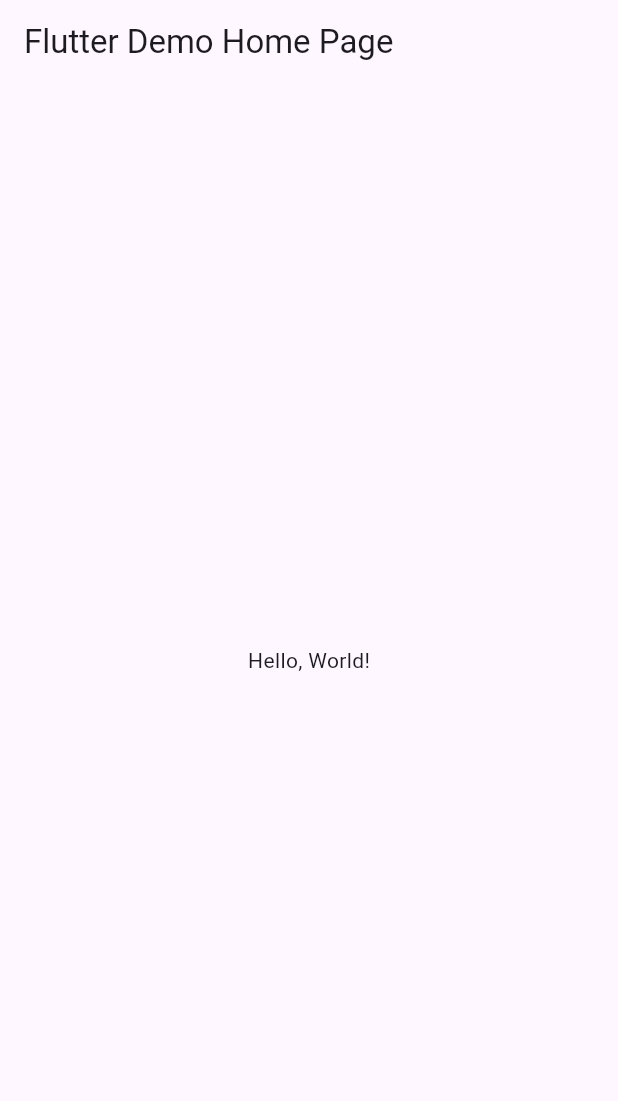
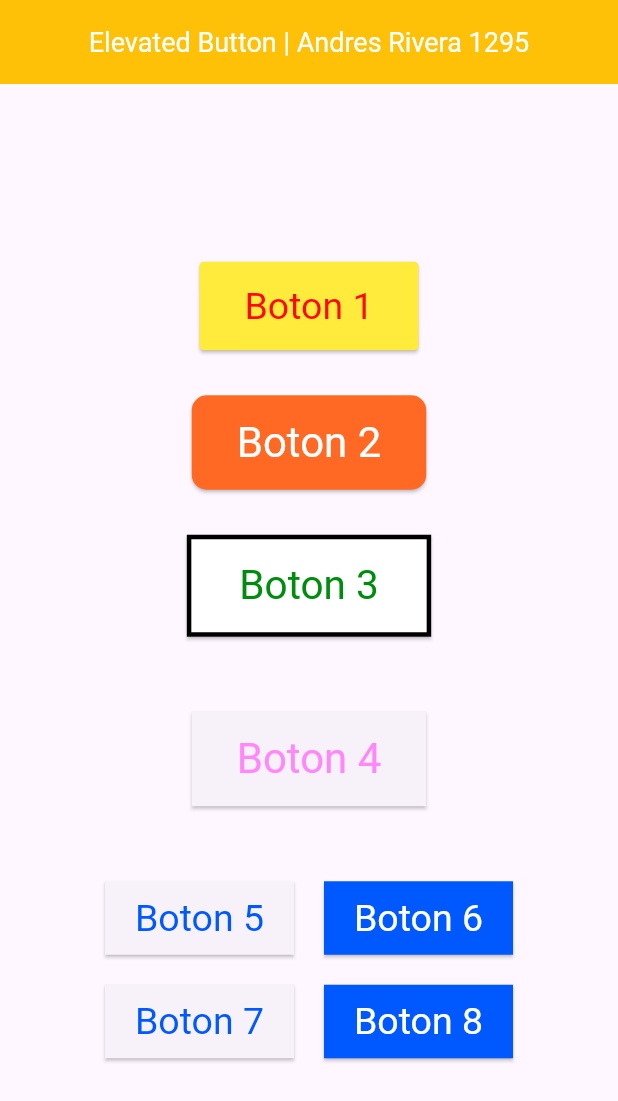
Before and after one commit to AndresRivera111/P11_ElevatedButtons, a Flutter app: the screen it shows after launch, on a phone screen of 412 x 824 dp. Shown: the top 1101 px of the screen. Run offline on Flutter 3.47's test engine with Material 3 defaults, Android fonts, the phone set to English and light mode, and no system bars.

Commit message:
P11 elevated button

```diff
--- a/lib/main.dart
+++ b/lib/main.dart
@@ -1,42 +1,163 @@
 import 'package:flutter/material.dart';
 
-void main() => runApp(MyApp());
+void main() => runApp(MyContainersApp());
 
-class MyApp extends StatelessWidget {
-  const MyApp({super.key});
-  // This widget is the root of your application.
+class MyContainersApp extends StatelessWidget {
+  const MyContainersApp({Key? key}) : super(key: key);
+
   @override
   Widget build(BuildContext context) {
     return MaterialApp(
-      // Application name
-      title: 'Flutter Hello World',
-      // Application theme data, you can set the colors for the application as
-      // you want
-      theme: ThemeData(
-        // useMaterial3: false,
-        primarySwatch: Colors.blue,
+      debugShowCheckedModeBanner: false,
+      home: Scaffold(
+        appBar: AppBar(
+          title: Text('Elevated Button | Andres Rivera 1295'),
+          centerTitle: true,
+          titleTextStyle: TextStyle(fontSize: 18),
+          backgroundColor: Colors.amber,
+        ),
+        body: const ElevatedButtonExample(),
       ),
-      // A widget which will be started on application startup
-      home: MyHomePage(title: 'Flutter Demo Home Page'),
     );
   }
 }
 
-class MyHomePage extends StatelessWidget {
-  final String title;
-  const MyHomePage({super.key, required this.title});
+class ElevatedButtonExample extends StatefulWidget {
+  const ElevatedButtonExample({super.key});
 
   @override
+  State<ElevatedButtonExample> createState() => _ElevatedButtonExampleState();
+}
+
+class _ElevatedButtonExampleState extends State<ElevatedButtonExample> {
+  @override
   Widget build(BuildContext context) {
-    return Scaffold(
-      appBar: AppBar(
-        // The title text which will be shown on the action bar
-        title: Text(title),
-      ),
-      body: Center(
-        child: Text(
-          'Hello, World!',
-        ),
+    return Center(
+      child: Column(
+        mainAxisSize: MainAxisSize.min,
+        children: <Widget>[
+          ElevatedButton(
+            style: ElevatedButton.styleFrom(
+              foregroundColor: const Color(0xffff0800),
+              backgroundColor: Colors.yellow,
+              textStyle: const TextStyle(fontSize: 25),
+              padding: const EdgeInsets.symmetric(horizontal: 30, vertical: 15),
+              shape: RoundedRectangleBorder(
+                borderRadius: BorderRadius.circular(3),
+              ),
+            ),
+            onPressed: () {},
+            child: const Text('Boton 1'),
+          ),
+          const SizedBox(height: 30),
+          ElevatedButton(
+            style: ElevatedButton.styleFrom(
+              foregroundColor: const Color(0xffffffff),
+              backgroundColor: const Color(0xffff6924),
+              textStyle: const TextStyle(fontSize: 28),
+              padding: const EdgeInsets.symmetric(horizontal: 30, vertical: 15),
+              shape: RoundedRectangleBorder(
+                borderRadius: BorderRadius.circular(10),
+              ),
+            ),
+            onPressed: () {},
+            child: const Text('Boton 2'),
+          ),
+          const SizedBox(height: 30),
+          ElevatedButton(
+            style: ElevatedButton.styleFrom(
+              foregroundColor: const Color(0xff008c0c),
+              backgroundColor: const Color(0xffffffff),
+              textStyle: const TextStyle(fontSize: 27),
+              padding: const EdgeInsets.symmetric(horizontal: 35, vertical: 18),
+              shape: RoundedRectangleBorder(
+                side: const BorderSide(
+                    color: Colors.black, width: 3), // Borde negro grueso
+              ),
+            ),
+            onPressed: () {},
+            child: const Text('Boton 3'),
+          ),
+          const SizedBox(height: 50),
+          ElevatedButton(
+            style: ElevatedButton.styleFrom(
+              foregroundColor: const Color(0xffff87fa),
+              textStyle: const TextStyle(fontSize: 28),
+              padding: const EdgeInsets.symmetric(horizontal: 30, vertical: 15),
+              shape: const RoundedRectangleBorder(),
+            ),
+            onPressed: () {},
+            child: const Text('Boton 4'),
+          ),
+          const SizedBox(height: 50),
+          Row(
+            mainAxisAlignment: MainAxisAlignment.center,
+            children: <Widget>[
+              ElevatedButton(
+                style: ElevatedButton.styleFrom(
+                  foregroundColor: const Color(0xff0059ff),
+                  textStyle: const TextStyle(fontSize: 25),
+                  padding:
+                      const EdgeInsets.symmetric(horizontal: 20, vertical: 10),
+                  shape: RoundedRectangleBorder(
+                    borderRadius: BorderRadius.circular(0),
+                  ),
+                ),
+                onPressed: () {},
+                child: const Text('Boton 5'),
+              ),
+              const SizedBox(width: 20),
+              ElevatedButton(
+                style: ElevatedButton.styleFrom(
+                  foregroundColor: Colors.white,
+                  backgroundColor: const Color(0xff0059ff),
+                  textStyle: const TextStyle(fontSize: 25),
+                  padding:
+                      const EdgeInsets.symmetric(horizontal: 20, vertical: 10),
+                  shape: RoundedRectangleBorder(
+                    borderRadius: BorderRadius.circular(0),
+                  ),
+                ),
+                onPressed: () {},
+                child: const Text('Boton 6'),
+              ),
+            ],
+          ),
+          const SizedBox(height: 20),
+          Row(
+            mainAxisAlignment: MainAxisAlignment.center,
+            children: <Widget>[
+              ElevatedButton(
+                style: ElevatedButton.styleFrom(
+                  foregroundColor: const Color(0xff0059ff),
+                  textStyle: const TextStyle(fontSize: 25),
+                  padding:
+                      const EdgeInsets.symmetric(horizontal: 20, vertical: 10),
+                  shape: RoundedRectangleBorder(
+                    borderRadius: BorderRadius.circular(0),
+                  ),
+                ),
+                onPressed: () {},
+                child: const Text('Boton 7'),
+              ),
+              const SizedBox(width: 20),
+              ElevatedButton(
+                style: ElevatedButton.styleFrom(
+                  foregroundColor: Colors.white,
+                  backgroundColor: const Color(0xff0059ff),
+                  textStyle: const TextStyle(fontSize: 25),
+                  padding:
+                      const EdgeInsets.symmetric(horizontal: 20, vertical: 10),
+                  shape: RoundedRectangleBorder(
+                    borderRadius: BorderRadius.circular(0),
+                  ),
+                ),
+                onPressed: () {},
+                child: const Text('Boton 8'),
+              ),
+            ],
+          ),
+        ],
       ),
     );
   }
```
Also changed, not shown: elevatedButton2.PNG (added).
